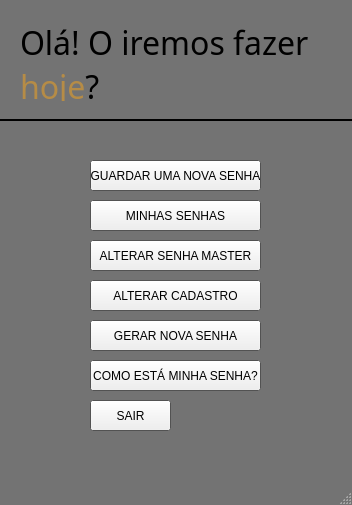
The window that bin/interface/local_interface/utils/telas/ui_files/mainmenu_window.ui (DaviHeinrichs/Projeto-GerenciadordeSenhas) describes before a commit, drawn with Qt 5.
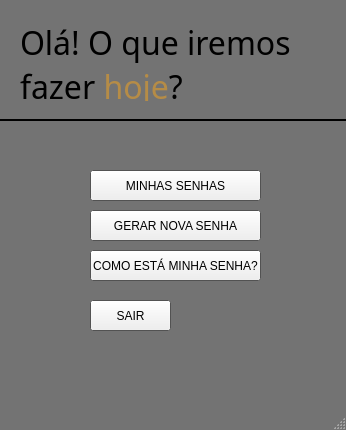
The same window after the commit. Icons and pictures are not drawn.

Commit message: Update de Telas Senhas

The edit to the form file:
```diff
--- a/bin/interface/local_interface/utils/telas/ui_files/mainmenu_window.ui
+++ b/bin/interface/local_interface/utils/telas/ui_files/mainmenu_window.ui
@@ -6,8 +6,8 @@
    <rect>
     <x>0</x>
     <y>0</y>
-    <width>352</width>
-    <height>505</height>
+    <width>346</width>
+    <height>430</height>
    </rect>
   </property>
   <property name="palette">
@@ -209,7 +209,7 @@
      <enum>Qt::PreventContextMenu</enum>
     </property>
     <property name="text">
-     <string>&lt;html&gt;&lt;head/&gt;&lt;body&gt;&lt;p&gt;Olá! O iremos fazer &lt;span style=&quot; color:#b68c46;&quot;&gt;hoje&lt;/span&gt;?&lt;/p&gt;&lt;/body&gt;&lt;/html&gt;</string>
+     <string>&lt;html&gt;&lt;head/&gt;&lt;body&gt;&lt;p&gt;Olá! O que iremos fazer &lt;span style=&quot; color:#b68c46;&quot;&gt;hoje&lt;/span&gt;?&lt;/p&gt;&lt;/body&gt;&lt;/html&gt;</string>
     </property>
     <property name="textFormat">
      <enum>Qt::RichText</enum>
@@ -221,19 +221,6 @@
      <bool>true</bool>
     </property>
    </widget>
-   <widget class="QPushButton" name="newPasswordButton">
-    <property name="geometry">
-     <rect>
-      <x>90</x>
-      <y>160</y>
-      <width>171</width>
-      <height>31</height>
-     </rect>
-    </property>
-    <property name="text">
-     <string>GUARDAR UMA NOVA SENHA</string>
-    </property>
-   </widget>
    <widget class="Line" name="line">
     <property name="geometry">
      <rect>
@@ -666,7 +653,7 @@
     <property name="geometry">
      <rect>
       <x>90</x>
-      <y>200</y>
+      <y>170</y>
       <width>171</width>
       <height>31</height>
      </rect>
@@ -675,37 +662,11 @@
      <string>MINHAS SENHAS</string>
     </property>
    </widget>
-   <widget class="QPushButton" name="changeMaster">
-    <property name="geometry">
-     <rect>
-      <x>90</x>
-      <y>240</y>
-      <width>171</width>
-      <height>31</height>
-     </rect>
-    </property>
-    <property name="text">
-     <string>ALTERAR SENHA MASTER</string>
-    </property>
-   </widget>
-   <widget class="QPushButton" name="change">
-    <property name="geometry">
-     <rect>
-      <x>90</x>
-      <y>280</y>
-      <width>171</width>
-      <height>31</height>
-     </rect>
-    </property>
-    <property name="text">
-     <string>ALTERAR CADASTRO</string>
-    </property>
-   </widget>
    <widget class="QPushButton" name="generateNewPasswordBtn">
     <property name="geometry">
      <rect>
       <x>90</x>
-      <y>320</y>
+      <y>210</y>
       <width>171</width>
       <height>31</height>
      </rect>
@@ -718,7 +679,7 @@
     <property name="geometry">
      <rect>
       <x>90</x>
-      <y>360</y>
+      <y>250</y>
       <width>171</width>
       <height>31</height>
      </rect>
@@ -731,7 +692,7 @@
     <property name="geometry">
      <rect>
       <x>90</x>
-      <y>400</y>
+      <y>300</y>
       <width>81</width>
       <height>31</height>
      </rect>
```
The commit also changes 28 other files.
